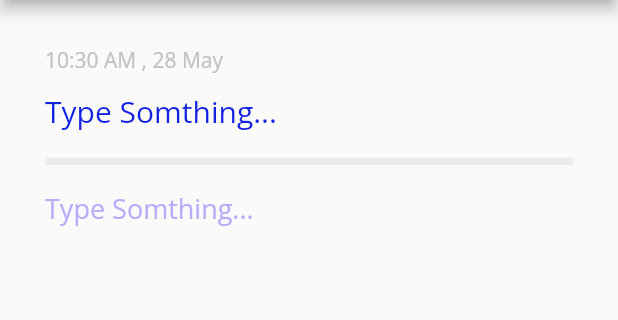
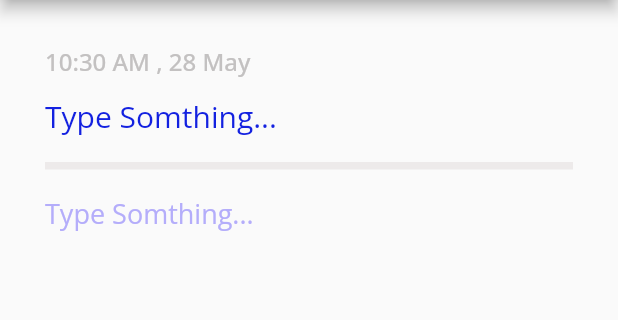
Before and after one commit to Heba-Alazzazi/Note-App, a Flutter app: the NewNote screen opened directly, on a phone screen of 412 x 824 dp, the part 84-404 px from its top. Run offline on Flutter 3.47's test engine with Material 2 defaults, Android fonts, the phone set to English and light mode, and no system bars; our stand-ins replace google_fonts, sqflite; accounts and stored records are empty.

Commit message:
Note App

```diff
--- a/lib/Screens/MyNotes.dart
+++ b/lib/Screens/MyNotes.dart
@@ -62,9 +62,7 @@ class _MyNotesState extends State<MyNotes> {
                   itemCount: (snapshot.data as List<Note>).length,
                   itemBuilder: (context, index) {
                     print((snapshot.data as List<Note>).length);
-                    // if ((snapshot.data as List<Note>).length == 0) {
-                    //   return EmptyNote();
-                    // }
+
                     return NoteStructrue(
                         note: (snapshot.data as List<Note>)[index]);
                   });
--- a/lib/Screens/newNote.dart
+++ b/lib/Screens/newNote.dart
@@ -125,13 +125,6 @@ class _NewNoteState extends State<NewNote> {
 
                       setState(() {
                         note.id = taskId;
-                        print('tassssssssk id ${note.id} ******$taskId');
-                        print(note);
-                        // ++indexNote;
-                        // if (indexColor < colorsList.length) {
-                        //   ++indexColor;
-                        // } else
-                        //   indexColor = 1;
                       });
 
                       Navigator.push(
@@ -156,7 +149,10 @@ class _NewNoteState extends State<NewNote> {
           children: [
             Text(
               date,
-              style: TextStyle(color: Color.fromARGB(255, 195, 193, 193)),
+              style: TextStyle(
+                  color: Color.fromARGB(255, 195, 193, 193),
+                  fontWeight: FontWeight.w500,
+                  fontSize: 16),
             ),
             Form(
                 key: formKey,
--- a/lib/Screens/splash.dart
+++ b/lib/Screens/splash.dart
@@ -9,7 +9,7 @@ class Splash extends StatelessWidget {
   @override
   Widget build(BuildContext context) {
     return MaterialApp(
-     // theme: ThemeData(fontFamily: 'Open Sans'),
+
       home: Scaffold(
         body: Container(
           width: double.infinity,
@@ -18,7 +18,6 @@ class Splash extends StatelessWidget {
           child: Center(
             child: Column(
               mainAxisAlignment: MainAxisAlignment.spaceAround,
-              // crossAxisAlignment: CrossAxisAlignment.center,
               children: [
                 SizedBox(
                   height: 40,
```
Also changed, not shown: lib/Custom/NoteStructrue.dart (+0 -89 lines), lib/Screens/editNotes.dart (+14 -12 lines).
